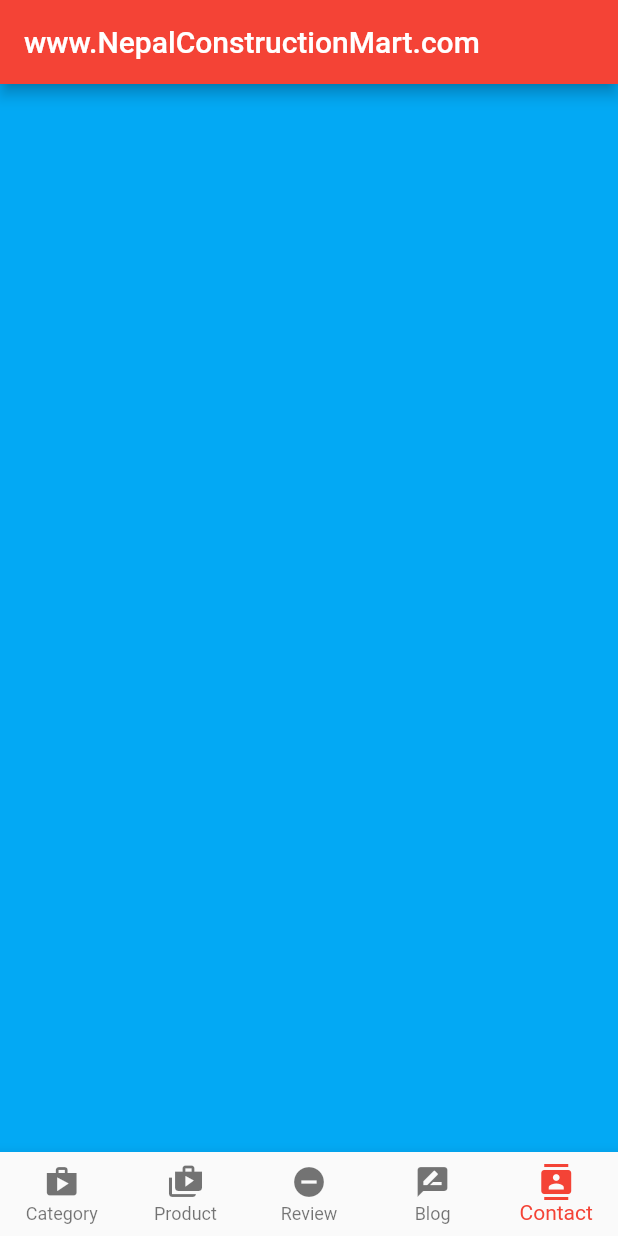
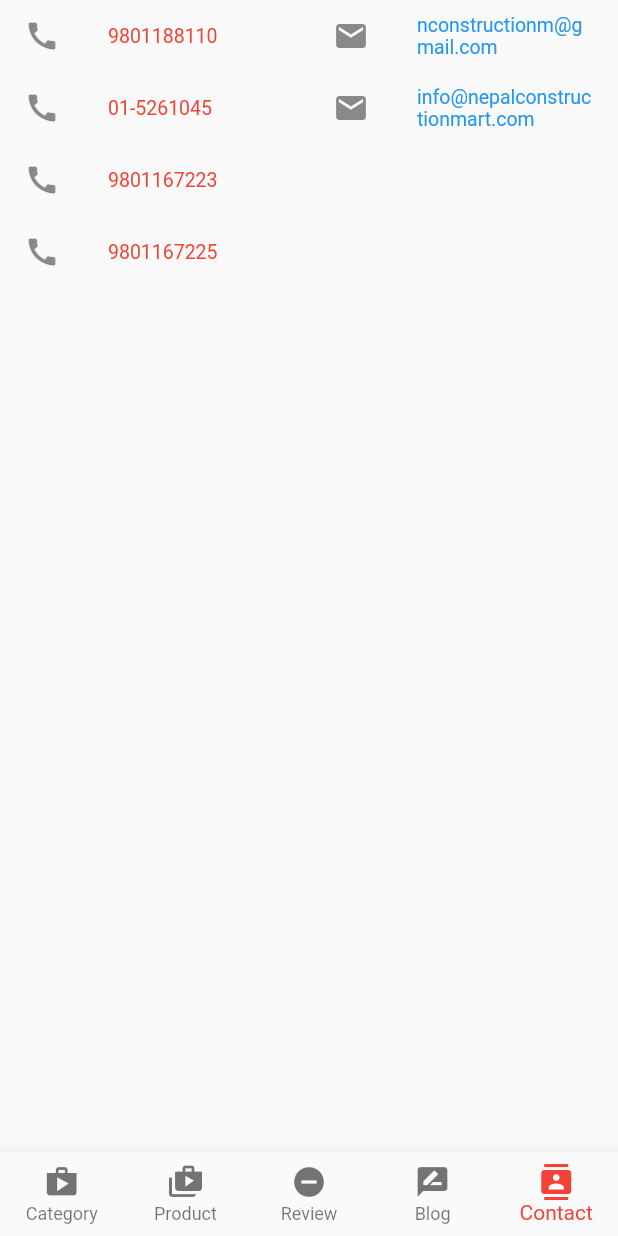
Before and after one commit to pradhyu/ncm-flutter-app, a Flutter app: the screen it shows after launch, swiped to page 5, on a phone screen of 412 x 824 dp. Run offline on Flutter 3.47's test engine with Material 2 defaults, Android fonts, the phone set to English and light mode, and no system bars; missing offline and left inert: flutter_html_view, flutter_webview_plugin, query_string, sliver_fab.

```diff
--- /dev/null
+++ b/lib/contacts.dart
@@ -0,0 +1,61 @@
+import 'package:flutter/material.dart';
+import 'package:url_launcher/url_launcher.dart';
+import './flexibleAppBar.dart';
+
+ListTile phoneTile(String phNumber) {
+  return ListTile(
+    title: Text(phNumber,style: TextStyle(color: Colors.red)),
+    leading: Icon(Icons.call),
+    dense: true,
+    onTap: () => launch("tel://" + phNumber),
+  );
+}
+phoneSeciton() {
+  return
+      Column(
+            children: <Widget>[
+              phoneTile("9801188110"),
+              phoneTile("01-5261045"),
+              phoneTile("9801167223"),
+              phoneTile("9801167225"),
+            ],
+          );
+}
+
+addressSection() {
+
+}
+
+emailSection() {
+  var card=Column(
+      children: <Widget>[
+        emailTile("nconstructionm@gmail.com"),
+        emailTile("info@nepalconstructionmart.com"),
+      ]
+        );
+  return card;
+}
+ListTile emailTile(String email) {
+  return ListTile(
+    title: Text(email, style: TextStyle(color: Colors.blue[500]),),
+    leading: Icon(Icons.email),
+    dense: true,
+    onTap: () => launch("mailto://" + email),
+  );
+}
+
+class ContactsWidget extends StatelessWidget {
+  @override
+  Widget build(BuildContext context) {
+    var view = Scaffold(
+      body: Container(
+        child: Row(
+        children:<Widget>[
+         Expanded(child: phoneSeciton()),
+         Expanded(child: emailSection())],),
+      )
+    );
+
+    return view;
+  }
+}
--- a/lib/main.dart
+++ b/lib/main.dart
@@ -2,6 +2,8 @@ import 'package:flutter/material.dart';
 
 //import 'package:woocommerce_api/woocommerce_api.dart';
 import './woocommerce_api.dart';
+import "./contacts.dart";
+import "./flexibleAppBar.dart";
 import 'dart:async';
 import 'dart:convert';
 import 'package:http/http.dart' as http;
@@ -9,9 +11,10 @@ import 'package:http/http.dart' as http;
 import 'package:flutter_webview_plugin/flutter_webview_plugin.dart';
 // html view
 import 'package:flutter_html_view/flutter_html_view.dart';
-import 'dart:io';
+
 // services rootBundle for loading local file asset
 import 'package:flutter/services.dart' show rootBundle;
+
 
 // fo firebase
 // https://pub.dartlang.org/packages/firebase_messaging#-readme-tab-
@@ -54,7 +57,8 @@ class MyHomePage extends StatefulWidget {
   // used by the build method of the State. Fields in a Widget subclass are
   // always marked "final".
 
-  final String title;
+  String title;
+  final tabTitles=["Category", "Product", "Review","Blog","Contact"];
 
   @override
   _MyHomePageState createState() => new _MyHomePageState();
@@ -85,18 +89,13 @@ class _MyHomePageState extends State<MyHomePage> {
     // fast, so that you can just rebuild anything that needs updating rather
     // than having to individually change instances of widgets.
     return new Scaffold(
-        appBar: new AppBar(
-          // Here we take the value from the MyHomePage object that was created by
-          // the App.build method, and use it to set our appbar title.
-          title: new Text(widget.title),
-        ),
         body: new PageView(
           children: [
             new Categories(),
             new Products(),
             new Container(color: Colors.black38),
             new Blog(),
-            new Container(color: Colors.lightBlue),
+            new ContactsWidget(),
           ],
 
           /// Specify the page controller
@@ -142,6 +141,7 @@ class _MyHomePageState extends State<MyHomePage> {
   void onPageChanged(int page) {
     setState(() {
       this._page = page;
+     widget.title=widget.tabTitles[page] ;
     });
   }
 
@@ -232,6 +232,7 @@ var modalRectangularProgressBar = new Stack(
 );
 
 class Categories extends StatefulWidget {
+  final pageAppBarBackground="http://www.nepalhardware.com/wp-content/uploads/2016/04/nepal-hardware-LOGO-01.jpg";
   @override
   createState() => new CategoriesState();
 }
@@ -312,7 +313,7 @@ class CategoriesState extends State<Categories> {
       ],
     );
 
-    RichText formatHeader(String headerText) {
+   formatHeader(String headerText) {
       var text = new RichText(
         text: new TextSpan(
           // Note: Styles for TextSpans must be explicitly defined.
@@ -330,6 +331,7 @@ class CategoriesState extends State<Categories> {
           ],
         ),
       );
+
       return text;
     }
 
@@ -365,8 +367,7 @@ class CategoriesState extends State<Categories> {
     if (snapshot.hasData) {
       List<Category> categoryList = snapshot.data;
       categoryList.sort((c1, c2) => (c2.count.compareTo(c1.count)));
-      return ListView(
-          children: categoryList
+      var categoriesList=  categoryList
               .map<Widget>((Category category) => GestureDetector(
                   onTap: () {
                     setState(() {
@@ -381,8 +382,8 @@ class CategoriesState extends State<Categories> {
                     padding: const EdgeInsets.all(32.0),
                     child: new Column(children: [
                       new Container(
-                          height: 300.0,
-                          width: 300.0,
+                          height: 150.0,
+                          width: 150.0,
                           child: new Image.network(category.image),
                           decoration: imageBoxDecoration),
                       new Divider(
@@ -405,7 +406,8 @@ class CategoriesState extends State<Categories> {
                       ),
                     ]),
                   )))
-              .toList());
+              .toList();
+              return wrapWithSilverAppBar("Categories",categoriesList,widget.pageAppBarBackground);
     }
   }
 }
```
Also changed, not shown: lib/flexibleAppBar.dart (added, +33 -0 lines), pubspec.yaml (+7 -2 lines).
